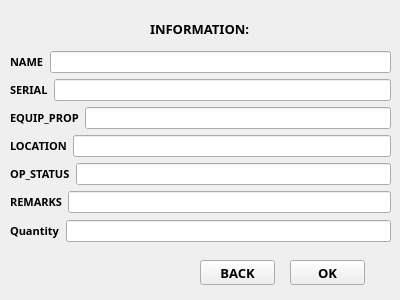
Qt form information.ui (markytools/sume-borrower-app) before a commit.
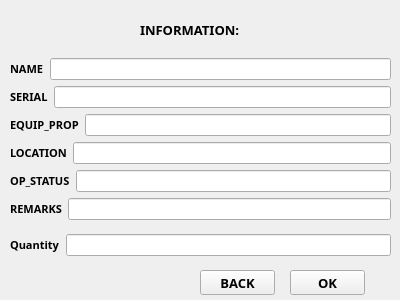
The same form after that commit.

Commit message:
Equipment and Information UI Update
Functioning alright

What changed in the file:
```diff
--- a/information.ui
+++ b/information.ui
@@ -31,7 +31,7 @@
      <x>10</x>
      <y>50</y>
      <width>381</width>
-     <height>194</height>
+     <height>214</height>
     </rect>
    </property>
    <layout class="QVBoxLayout" name="verticalLayout_2">
@@ -199,7 +199,7 @@
    <property name="geometry">
     <rect>
      <x>200</x>
-     <y>260</y>
+     <y>270</y>
      <width>75</width>
      <height>25</height>
     </rect>
@@ -220,7 +220,7 @@
    <property name="geometry">
     <rect>
      <x>290</x>
-     <y>260</y>
+     <y>270</y>
      <width>75</width>
      <height>25</height>
     </rect>
@@ -240,10 +240,10 @@
   <widget class="QLabel" name="label_3">
    <property name="geometry">
     <rect>
-     <x>150</x>
+     <x>140</x>
      <y>20</y>
-     <width>111</width>
-     <height>17</height>
+     <width>151</width>
+     <height>20</height>
     </rect>
    </property>
    <property name="font">
```
Left out of the diff: 18 changed lines with no effect on the pictures. The commit also changes 32 other files.
